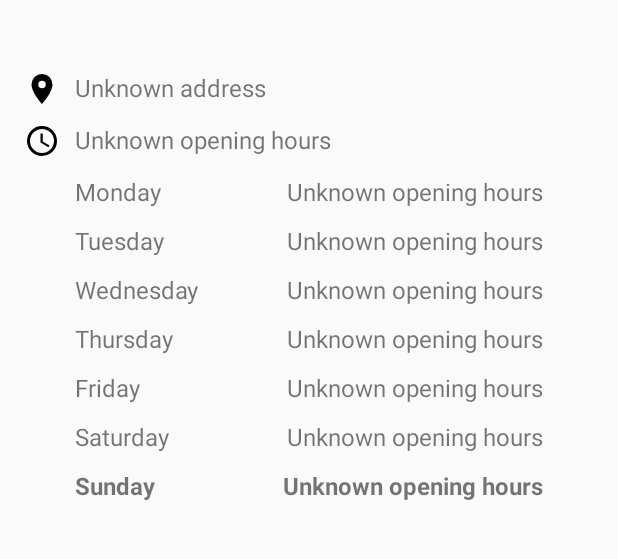
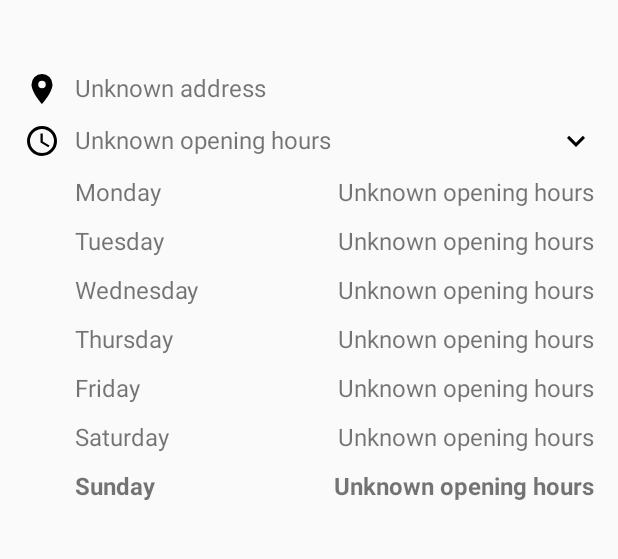
Before and after one commit to Yannshu/London-Food-Markets, an Android app: the FoodMarketActivity screen opened directly, with no data from a screen before it, on a phone screen of 412 x 824 dp, the part 450-1009 px from its top. Run offline under Robolectric (Android 15) with nearby library versions, the phone set to English and light mode, and no system bars; our stand-ins replace Dagger/Hilt's generated code, Timber; libraries missing offline, so code that uses them is left out: org.parceler; plain views replace ExpandableLayout; 14 statements that could not run were skipped.

Commit message:
Rotate expand arrow according to expandable layout state.

```diff
--- a/app/src/main/java/com/yannshu/londonfoodmarkets/ui/FoodMarketActivity.kt
+++ b/app/src/main/java/com/yannshu/londonfoodmarkets/ui/FoodMarketActivity.kt
@@ -21,6 +21,7 @@ import com.yannshu.londonfoodmarkets.utils.TimeConstants
 import kotlinx.android.synthetic.main.activity_food_market.addressTextView
 import kotlinx.android.synthetic.main.activity_food_market.descriptionTextView
 import kotlinx.android.synthetic.main.activity_food_market.detailsLayout
+import kotlinx.android.synthetic.main.activity_food_market.expandHoursImageView
 import kotlinx.android.synthetic.main.activity_food_market.farmersStallsTextView
 import kotlinx.android.synthetic.main.activity_food_market.fridayDayTextView
 import kotlinx.android.synthetic.main.activity_food_market.fridayHoursTextView
@@ -36,6 +37,7 @@ import kotlinx.android.synthetic.main.activity_food_market.sundayDayTextView
 import kotlinx.android.synthetic.main.activity_food_market.sundayHoursTextView
 import kotlinx.android.synthetic.main.activity_food_market.thursdayDayTextView
 import kotlinx.android.synthetic.main.activity_food_market.thursdayHoursTextView
+import kotlinx.android.synthetic.main.activity_food_market.todayHoursLayout
 import kotlinx.android.synthetic.main.activity_food_market.todayHoursTextView
 import kotlinx.android.synthetic.main.activity_food_market.toolbar
 import kotlinx.android.synthetic.main.activity_food_market.tuesdayDayTextView
@@ -60,6 +62,7 @@ class FoodMarketActivity : BaseActivity(), FoodMarketActivityContract.View {
     private val dayOfWeekViews = HashMap<String, Pair<TextView, TextView>>()
 
     companion object {
+        private const val VIEW_ROTATION_180_DEGREE = 180
         private const val KEY_MARKET = "market"
 
         fun getStartingIntent(context: Context, market: FoodMarket): Intent {
@@ -73,7 +76,7 @@ class FoodMarketActivity : BaseActivity(), FoodMarketActivityContract.View {
         super.onCreate(savedInstanceState)
         setContentView(R.layout.activity_food_market)
         initActionBar()
-        initDayOfWeekViewsMap()
+        initDayOfWeekViews()
         presenter.attachView(this)
         presenter.displayMarket()
     }
@@ -97,7 +100,7 @@ class FoodMarketActivity : BaseActivity(), FoodMarketActivityContract.View {
         supportActionBar?.setDisplayHomeAsUpEnabled(true)
     }
 
-    private fun initDayOfWeekViewsMap() {
+    private fun initDayOfWeekViews() {
         dayOfWeekViews[TimeConstants.MONDAY] = Pair(mondayDayTextView, mondayHoursTextView)
         dayOfWeekViews[TimeConstants.TUESDAY] = Pair(tuesdayDayTextView, tuesdayHoursTextView)
         dayOfWeekViews[TimeConstants.WEDNESDAY] = Pair(wednesdayDayTextView, wednesdayHoursTextView)
@@ -105,6 +108,24 @@ class FoodMarketActivity : BaseActivity(), FoodMarketActivityContract.View {
         dayOfWeekViews[TimeConstants.FRIDAY] = Pair(fridayDayTextView, fridayHoursTextView)
         dayOfWeekViews[TimeConstants.SATURDAY] = Pair(saturdayDayTextView, saturdayHoursTextView)
         dayOfWeekViews[TimeConstants.SUNDAY] = Pair(sundayDayTextView, sundayHoursTextView)
+
+        todayHoursLayout.setOnClickListener {
+            expandOrCollapseOpeningHoursExpandableLayout()
+        }
+
+        openingHoursExpandableLayout.setOnClickListener {
+            expandOrCollapseOpeningHoursExpandableLayout()
+        }
+
+        openingHoursExpandableLayout.setOnExpansionUpdateListener { expansionFraction, _ -> expandHoursImageView.rotation = expansionFraction * VIEW_ROTATION_180_DEGREE }
+    }
+
+    private fun expandOrCollapseOpeningHoursExpandableLayout() {
+        if (openingHoursExpandableLayout.isExpanded) {
+            openingHoursExpandableLayout.collapse()
+        } else {
+            openingHoursExpandableLayout.expand()
+        }
     }
 
     override fun onOptionsItemSelected(item: MenuItem): Boolean {
@@ -150,14 +171,6 @@ class FoodMarketActivity : BaseActivity(), FoodMarketActivityContract.View {
 
     override fun displayOpeningHoursForToday(openingHours: String) {
         todayHoursTextView.text = openingHours
-
-        todayHoursTextView.setOnClickListener {
-            if (openingHoursExpandableLayout.isExpanded) {
-                openingHoursExpandableLayout.collapse()
-            } else {
-                openingHoursExpandableLayout.expand()
-            }
-        }
     }
 
     override fun highlightOpeningHoursDay(day: String) {
--- /dev/null
+++ b/app/src/main/res/drawable/ic_chevron_down.xml
@@ -0,0 +1,8 @@
+<!-- drawable/chevron_down.xml -->
+<vector xmlns:android="http://schemas.android.com/apk/res/android"
+    android:height="24dp"
+    android:width="24dp"
+    android:viewportWidth="24"
+    android:viewportHeight="24">
+    <path android:fillColor="#000" android:pathData="M7.41,8.58L12,13.17L16.59,8.58L18,10L12,16L6,10L7.41,8.58Z" />
+</vector>
--- a/app/src/main/res/layout/activity_food_market.xml
+++ b/app/src/main/res/layout/activity_food_market.xml
@@ -72,25 +72,42 @@
                 android:drawablePadding="@dimen/food_market_content_drawable_padding"
                 android:drawableStart="@drawable/ic_address" />
 
-            <TextView
-                android:id="@+id/todayHoursTextView"
-                style="@style/Content"
+            <RelativeLayout
+                android:id="@+id/todayHoursLayout"
                 android:layout_width="match_parent"
                 android:layout_height="wrap_content"
-                android:drawableLeft="@drawable/ic_clock"
-                android:drawablePadding="@dimen/food_market_content_drawable_padding"
-                android:drawableStart="@drawable/ic_clock"
                 android:foreground="?attr/selectableItemBackground"
                 android:paddingBottom="@dimen/content_vertical_spacing"
-                android:paddingTop="@dimen/content_vertical_spacing" />
+                android:paddingTop="@dimen/content_vertical_spacing">
+
+                <TextView
+                    android:id="@+id/todayHoursTextView"
+                    style="@style/Content"
+                    android:layout_width="wrap_content"
+                    android:layout_height="wrap_content"
+                    android:layout_alignParentLeft="true"
+                    android:layout_alignParentStart="true"
+                    android:layout_centerVertical="true"
+                    android:drawableLeft="@drawable/ic_clock"
+                    android:drawablePadding="@dimen/food_market_content_drawable_padding"
+                    android:drawableStart="@drawable/ic_clock" />
+
+                <ImageView
+                    android:id="@+id/expandHoursImageView"
+                    android:layout_width="wrap_content"
+                    android:layout_height="wrap_content"
+                    android:layout_alignParentEnd="true"
+                    android:layout_alignParentRight="true"
+                    android:src="@drawable/ic_chevron_down" />
+
+            </RelativeLayout>
 
             <net.cachapa.expandablelayout.ExpandableLayout
                 android:id="@+id/openingHoursExpandableLayout"
                 android:layout_width="match_parent"
                 android:layout_height="wrap_content"
-                android:paddingEnd="@dimen/food_market_day_opening_hours_padding"
+                android:foreground="?attr/selectableItemBackground"
                 android:paddingLeft="@dimen/food_market_day_opening_hours_padding"
-                android:paddingRight="@dimen/food_market_day_opening_hours_padding"
                 android:paddingStart="@dimen/food_market_day_opening_hours_padding"
                 app:el_duration="1000"
                 app:el_expanded="false"
```
